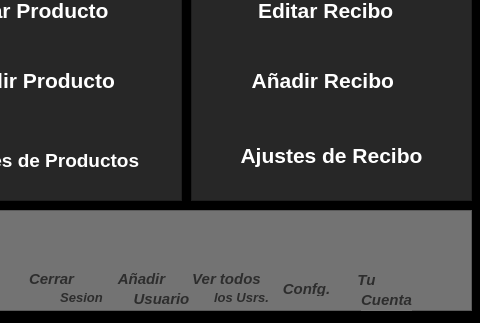
Above: ui_file/main_window.ui from MiguelAngelDominguez/Interfaz_Tienda_py before the change; both pictures show x 109 to 589 and y 160 to 483 of the 589 by 483 pixel window. Below: the same form after it.
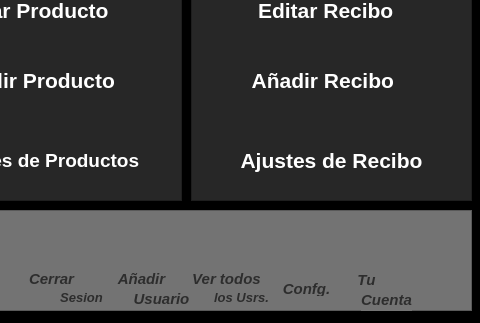
That is the form after the change. Icons and pictures are not drawn.

The edit to the form file:
```diff
--- a/ui_file/main_window.ui
+++ b/ui_file/main_window.ui
@@ -883,7 +883,7 @@
       <x>0</x>
       <y>270</y>
       <width>281</width>
-      <height>71</height>
+      <height>81</height>
      </rect>
     </property>
     <property name="font">
```
